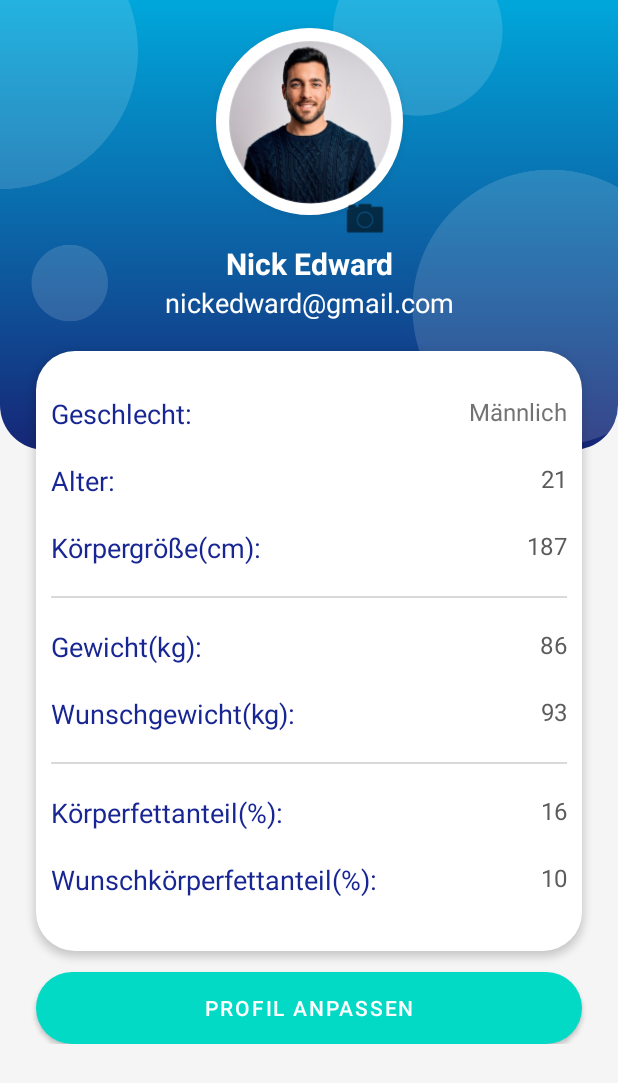
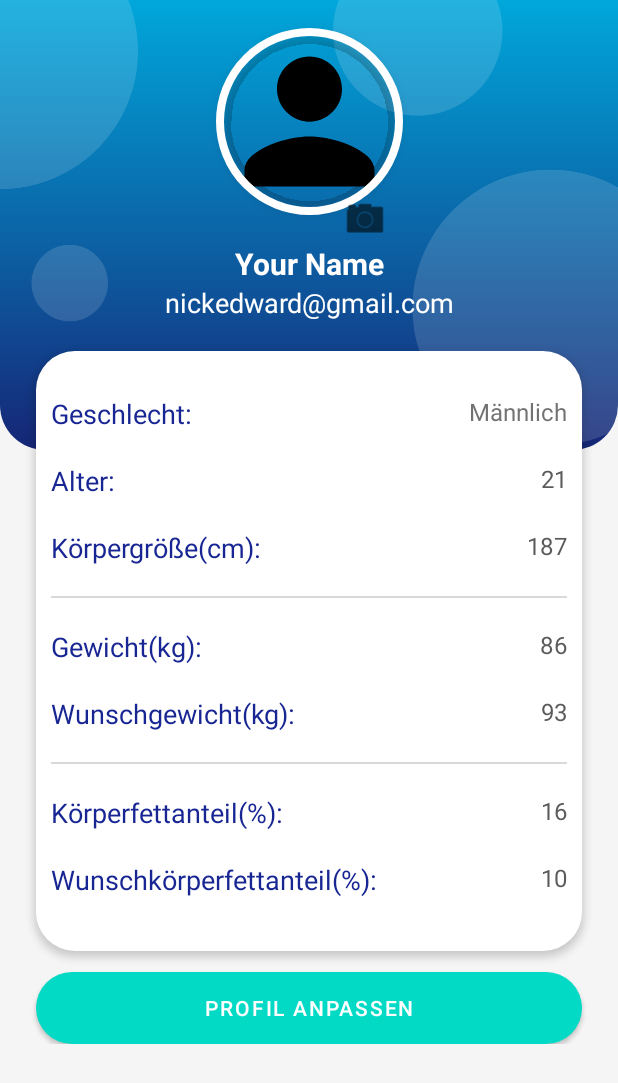
Before and after one commit to Kantholzwerfer/FlexVideoTM, an Android app built with Jetpack Compose: the layout fragment_profile.xml on its own in the app's theme, with its tools: preview values and no code run, on a phone screen of 412 x 824 dp. Shown: the top 1083 px of the screen. Run offline under Robolectric (Android 15) with nearby library versions, the light colour scheme and no system bars.

Commit message:
- letzte Änderung

```diff
--- a/app/src/main/res/layout/fragment_profile.xml
+++ b/app/src/main/res/layout/fragment_profile.xml
@@ -64,16 +64,16 @@
                         android:layout_width="130dp"
                         android:layout_height="130dp"
                         android:layout_marginTop="16dp"
-                        android:background="@drawable/profile"
-                        app:shapeAppearanceOverlay="@style/circular"
-                        app:strokeWidth="5dp"
-                        app:strokeColor="@color/white"
+                        android:background="@drawable/baseline_person_24"
+                        android:elevation="5dp"
                         android:padding="5dp"
-                        android:elevation="5dp"
                         app:layout_constraintEnd_toEndOf="parent"
                         app:layout_constraintStart_toStartOf="parent"
                         app:layout_constraintTop_toTopOf="parent"
-                        tools:src="@drawable/profile" />
+                        app:shapeAppearanceOverlay="@style/circular"
+                        app:strokeColor="@color/white"
+                        app:strokeWidth="5dp"
+                        tools:src="@drawable/baseline_person_24" />
 
                     <Button
                         android:id="@+id/button4"
@@ -94,13 +94,36 @@
                         android:layout_height="wrap_content"
                         android:layout_marginTop="16dp"
                         android:elevation="5dp"
-                        android:text="Nick Edward"
+                        android:text="Your Name"
                         android:textColor="#ffffff"
                         android:textSize="20sp"
                         android:textStyle="bold"
                         app:layout_constraintEnd_toEndOf="@+id/imageView"
                         app:layout_constraintStart_toStartOf="@+id/imageView"
-                        app:layout_constraintTop_toBottomOf="@+id/imageView" />
+                        app:layout_constraintTop_toBottomOf="@+id/imageView"
+                        android:visibility="visible"
+                        />
+
+                    <EditText
+                        android:id="@+id/editName"
+                        android:layout_width="wrap_content"
+                        android:layout_height="40dp"
+                        android:layout_gravity="end"
+                        android:layout_weight="1"
+                        android:ems="9"
+                        android:enabled="false"
+                        android:inputType="textPersonName"
+                        android:text="Your Name"
+                        android:textColor="#ffffff"
+                        android:textAlignment="viewEnd"
+                        android:textSize="16sp"
+                        android:visibility="invisible"
+                        app:layout_constraintEnd_toEndOf="@+id/textView"
+                        app:layout_constraintStart_toStartOf="@+id/textView"
+                        app:layout_constraintTop_toTopOf="@+id/textView"
+                        app:layout_constraintBottom_toBottomOf="@+id/textView"
+                        />
+
 
                     <TextView
                         android:id="@+id/textView2"
```
Also changed, not shown: app/src/main/java/com/example/flexvideotm/Profile.kt (+28 -1 lines).
